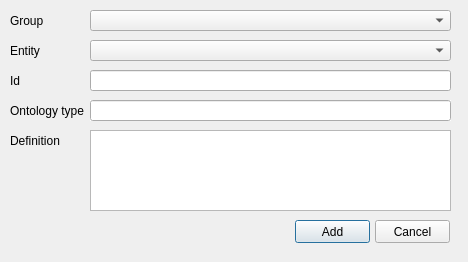
Qt form src/gui/add_entity_dialog_ui.ui (ErnestoVivas/FiBEM) before a commit.
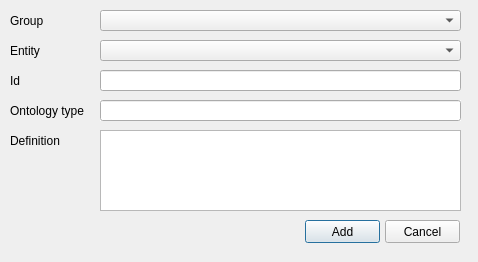
The same form after that commit.

Diff of the .ui file:
```diff
--- a/src/gui/add_entity_dialog_ui.ui
+++ b/src/gui/add_entity_dialog_ui.ui
@@ -6,19 +6,19 @@
    <rect>
     <x>0</x>
     <y>0</y>
-    <width>468</width>
+    <width>478</width>
     <height>262</height>
    </rect>
   </property>
   <property name="minimumSize">
    <size>
-    <width>468</width>
+    <width>478</width>
     <height>262</height>
    </size>
   </property>
   <property name="maximumSize">
    <size>
-    <width>468</width>
+    <width>478</width>
     <height>262</height>
    </size>
   </property>
@@ -70,7 +70,7 @@
   <widget class="QComboBox" name="combo_box_choose_entity">
    <property name="geometry">
     <rect>
-     <x>90</x>
+     <x>100</x>
      <y>40</y>
      <width>361</width>
      <height>21</height>
@@ -80,7 +80,7 @@
   <widget class="QLineEdit" name="line_edit_set_id">
    <property name="geometry">
     <rect>
-     <x>90</x>
+     <x>100</x>
      <y>70</y>
      <width>361</width>
      <height>21</height>
@@ -90,7 +90,7 @@
   <widget class="QLineEdit" name="line_edit_brick_type">
    <property name="geometry">
     <rect>
-     <x>90</x>
+     <x>100</x>
      <y>100</y>
      <width>361</width>
      <height>21</height>
@@ -112,7 +112,7 @@
   <widget class="QPlainTextEdit" name="plain_text_edit_brick_definition">
    <property name="geometry">
     <rect>
-     <x>90</x>
+     <x>100</x>
      <y>130</y>
      <width>361</width>
      <height>81</height>
@@ -141,7 +141,7 @@
   <widget class="QPushButton" name="button_add_entity">
    <property name="geometry">
     <rect>
-     <x>295</x>
+     <x>305</x>
      <y>220</y>
      <width>75</width>
      <height>23</height>
@@ -154,7 +154,7 @@
   <widget class="QPushButton" name="button_cancel">
    <property name="geometry">
     <rect>
-     <x>375</x>
+     <x>385</x>
      <y>220</y>
      <width>75</width>
      <height>23</height>
@@ -167,7 +167,7 @@
   <widget class="QComboBox" name="combo_box_choose_group">
    <property name="geometry">
     <rect>
-     <x>90</x>
+     <x>100</x>
      <y>10</y>
      <width>361</width>
      <height>21</height>
```
